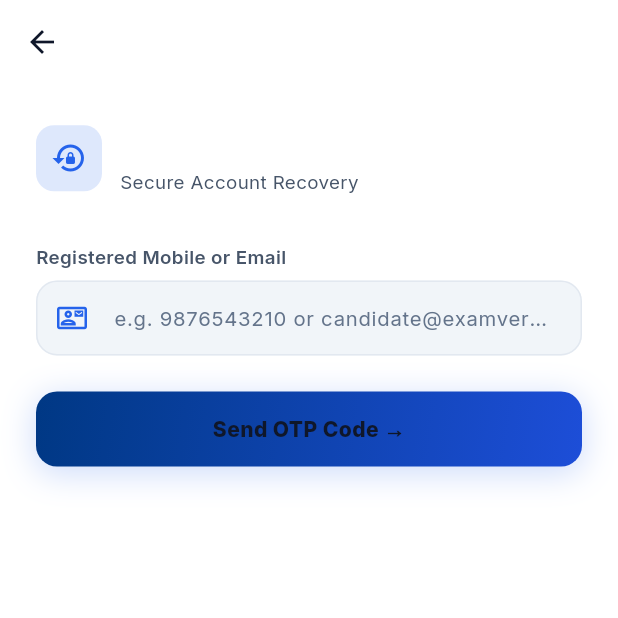
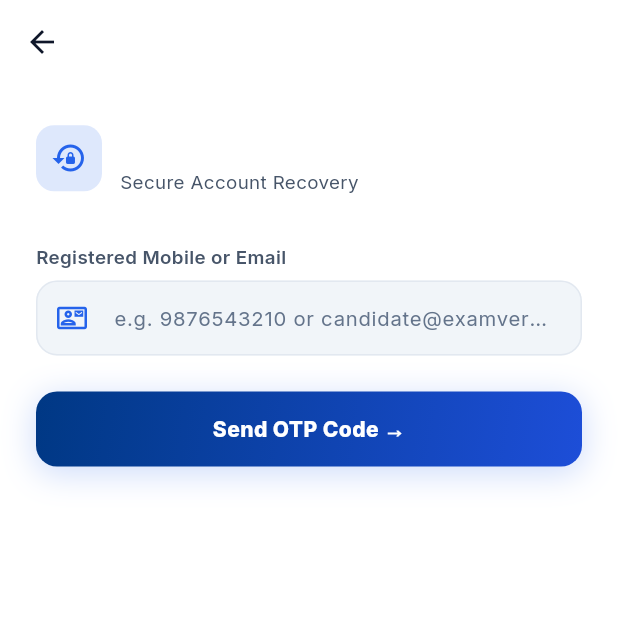
Before and after one commit to akhtarhussain786/EMAMVERS, a Flutter app: the screen it shows after launch, after a tap on "Forgot Password?", on a phone screen of 412 x 824 dp, the top half of it. Run offline on Flutter 3.47's test engine with Material 3 defaults, Android fonts, the phone set to English and light mode, and no system bars; our stand-ins replace google_fonts, shared_preferences, shimmer.

Commit message:
fix(ui): contrast tokens, responsive layout fixes, and test suite alignment

```diff
--- a/student_app/lib/views/auth/login_signup_view.dart
+++ b/student_app/lib/views/auth/login_signup_view.dart
@@ -45,8 +45,15 @@ class _LoginSignupViewState extends State<LoginSignupView> {
       rememberMe = savedRememberMe;
       if (savedIdentity != null && savedIdentity.isNotEmpty && rememberMe) {
         emailMobileController.text = savedIdentity;
+      } else {
+        emailMobileController.text = 'demo@examverse.com';
+        passwordController.text = 'student123';
       }
     });
+    // Auto-login to proceed directly to testing
+    if (emailMobileController.text.isNotEmpty && passwordController.text.isNotEmpty) {
+      _handleLogin();
+    }
   }
 
   Future<void> _savePreferences(String identity) async {
--- a/student_app/lib/widgets/design_system_widgets.dart
+++ b/student_app/lib/widgets/design_system_widgets.dart
@@ -90,14 +90,14 @@ class PrimaryButton extends StatelessWidget {
             ? const SizedBox(
                 width: 20,
                 height: 20,
-                child: CircularProgressIndicator(color: AppConstants.textPrimary, strokeWidth: 2.5),
+                child: CircularProgressIndicator(color: AppConstants.onAccent, strokeWidth: 2.5),
               )
             : Row(
                 mainAxisAlignment: MainAxisAlignment.center,
                 mainAxisSize: MainAxisSize.min,
                 children: [
                   if (icon != null) ...[
-                    Icon(icon, color: AppConstants.textPrimary, size: 18),
+                    Icon(icon, color: AppConstants.onAccent, size: 18),
                     const SizedBox(width: 8),
                   ],
                   Flexible(
@@ -106,7 +106,7 @@ class PrimaryButton extends StatelessWidget {
                       maxLines: 1,
                       overflow: TextOverflow.ellipsis,
                       style: const TextStyle(
-                        color: AppConstants.textPrimary,
+                        color: AppConstants.onAccent,
                         fontSize: 14,
                         fontWeight: FontWeight.w800,
                         letterSpacing: 0.3,
--- a/student_app/lib/widgets/premium_cards.dart
+++ b/student_app/lib/widgets/premium_cards.dart
@@ -818,7 +818,7 @@ class LostMarksCard extends StatelessWidget {
               children: [
                 const Text(
                   '18–24 Marks Potentially Recoverable',
-                  style: TextStyle(color: AppConstants.accentEmerald, fontSize: 12.5, fontWeight: FontWeight.bold),
+                  style: TextStyle(color: Color(0xFF065F46), fontSize: 12.5, fontWeight: FontWeight.bold),
                 ),
                 ElevatedButton(
                   onPressed: onTapCreatePlan,
```
Also changed, not shown: student_app/lib/views/discovery/exam_detail_view.dart (+8 -6 lines), 1 other file.
